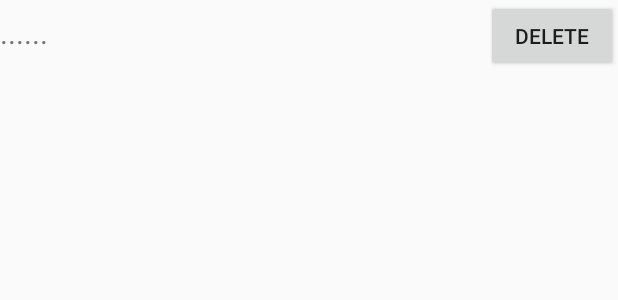
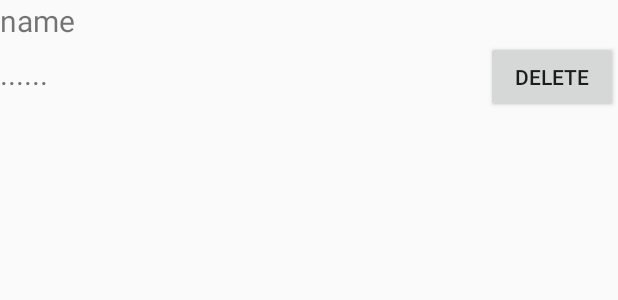
Before and after one commit to murligoel/INSTAGRAM, an Android app: the layout comment_model.xml on its own in the app's theme, with its tools: preview values and no code run, on a phone screen of 412 x 824 dp. Shown: the top 300 px of the screen. Run offline under Robolectric (Android 15) with nearby library versions, the phone set to English and light mode, and no system bars.

Commit message:
added name to the comments

```diff
--- a/app/src/main/res/layout/comment_model.xml
+++ b/app/src/main/res/layout/comment_model.xml
@@ -3,8 +3,20 @@
     xmlns:android="http://schemas.android.com/apk/res/android"
     android:layout_width="match_parent"
     android:layout_height="wrap_content"
-    android:orientation="horizontal">
+    android:orientation="vertical">
 
+    <TextView
+        android:id="@+id/post_comment_name"
+        android:layout_width="wrap_content"
+        android:layout_height="wrap_content"
+        android:text = "name"
+        android:textSize="20dp"/>
+
+    <LinearLayout
+        xmlns:android="http://schemas.android.com/apk/res/android"
+        android:layout_width="match_parent"
+        android:layout_height="wrap_content"
+        android:orientation="horizontal">
     <TextView
         android:id="@+id/text_comment"
         android:layout_width="match_parent"
@@ -18,5 +30,6 @@
         android:layout_width="wrap_content"
         android:layout_height="wrap_content"
         android:text= "delete"/>
+    </LinearLayout>
 
 </LinearLayout>
```
Also changed, not shown: app/src/main/java/com/example/android/instagram/adapter/CommentAdapter.java (+4 -4 lines), app/src/main/java/com/example/android/instagram/model/Comment.java (+9 -0 lines).
